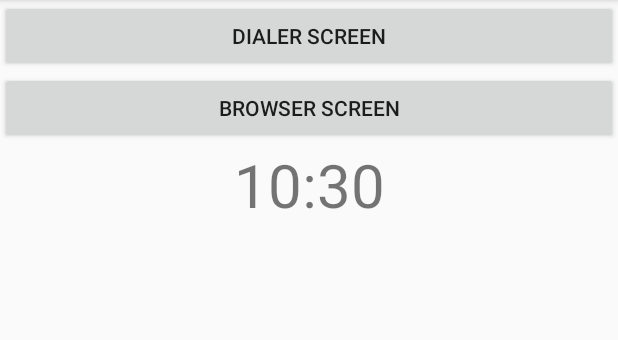
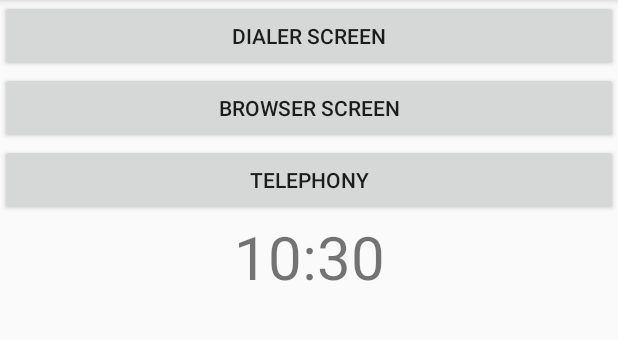
Before and after one commit to android-development-abaertay-module/Week1Tutorial, an Android app: the screen it shows after launch (MainActivity), on a phone screen of 412 x 824 dp, the part 84-424 px from its top. Run offline under Robolectric (Android 15) with nearby library versions, the phone set to English and light mode, and no system bars.

Commit message:
telephoney activity added

```diff
--- a/app/src/main/java/com/bodovix/week1tutorial/MainActivity.java
+++ b/app/src/main/java/com/bodovix/week1tutorial/MainActivity.java
@@ -95,4 +95,9 @@ public class MainActivity extends AppCompatActivity {
         Intent intent = new Intent(MainActivity.this,BrowserActivity.class);
         startActivity(intent);
     }
+
+    public void telephonyBtn_Click(View view) {
+        Intent intent = new Intent(MainActivity.this, TelephonyActivity.class);
+        startActivity(intent);
+    }
 }
--- a/app/src/main/res/layout/activity_main.xml
+++ b/app/src/main/res/layout/activity_main.xml
@@ -15,13 +15,19 @@
         android:onClick="dialerScreenBtn_Click"
         android:layout_width="match_parent"
         android:layout_height="wrap_content"
-        android:text="dialer Screen"/>
+        android:text="@string/dialer_screen"/>
     <Button
         android:id="@+id/browserScreenBtn"
         android:onClick="browserScreenBtn_Click"
         android:layout_width="match_parent"
         android:layout_height="wrap_content"
         android:text="@string/browser_screen"/>
+    <Button
+        android:id="@+id/telephonyScreenBtn"
+        android:onClick="telephonyBtn_Click"
+        android:layout_width="match_parent"
+        android:layout_height="wrap_content"
+        android:text="@string/telephony"/>
     <TextView
         android:id="@+id/clockTextView"
         android:layout_width="match_parent"
--- a/app/src/main/res/values/strings.xml
+++ b/app/src/main/res/values/strings.xml
@@ -17,6 +17,7 @@
     <string name="dialer_screen">Dialer Screen</string>
     <string name="browser_screen">Browser Screen</string>
     <string name="activity_browser">Browser Activity GS</string>
+    <string name="telephony">Telephony</string>
 
 
 </resources>
```
Also changed, not shown: app/src/main/AndroidManifest.xml (+14 -8 lines), app/src/main/java/com/bodovix/week1tutorial/TelephonyActivity.java (added, +13 -0 lines), app/src/main/res/layout/activity_telephony.xml (added, +9 -0 lines).
